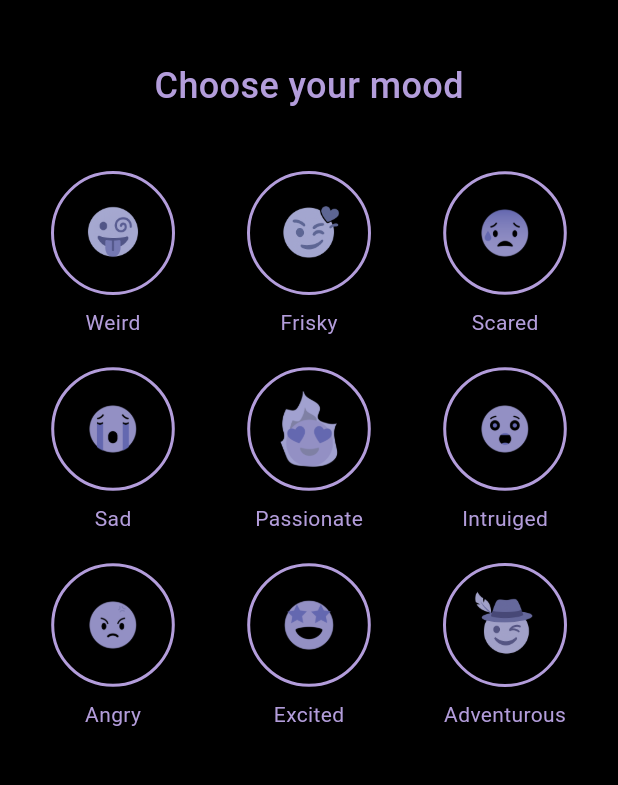
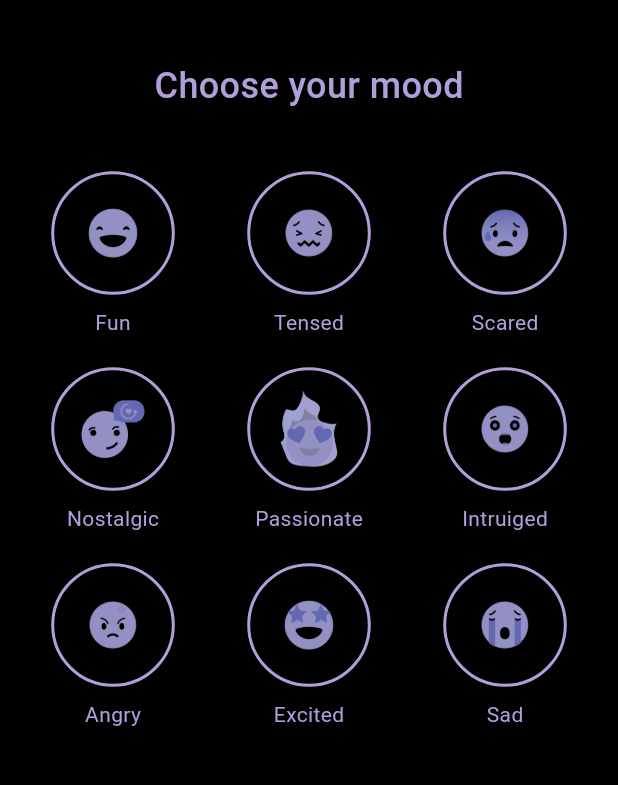
Before and after one commit to braresm/MySeries, a Flutter app: the MoodSelectionScreen screen opened directly, on a phone screen of 412 x 824 dp, the part 120-905 px from its top. Run offline on Flutter 3.47's test engine with Material 3 defaults, Android fonts, the light colour scheme and no system bars; our stand-ins replace equatable, flutter_bloc.

Commit message:
add correct moods

```diff
--- a/lib/screens/mood_selection_screen.dart
+++ b/lib/screens/mood_selection_screen.dart
@@ -10,15 +10,15 @@ class MoodSelectionScreen extends StatelessWidget {
   @override
   Widget build(BuildContext context) {
     final moods = [
-      {'name': 'Weird', 'image': 'assets/Weird.png'},
-      {'name': 'Frisky', 'image': 'assets/Frisky.png'},
+      {'name': 'Fun', 'image': 'assets/Fun.png'},
+      {'name': 'Tensed', 'image': 'assets/Tensed.png'},
       {'name': 'Scared', 'image': 'assets/Scared.png'},
-      {'name': 'Sad', 'image': 'assets/Sad.png'},
+      {'name': 'Nostalgic', 'image': 'assets/Nostalgic.png'},
       {'name': 'Passionate', 'image': 'assets/Passionate.png'},
       {'name': 'Intruiged', 'image': 'assets/Intruiged.png'},
       {'name': 'Angry', 'image': 'assets/Angry.png'},
       {'name': 'Excited', 'image': 'assets/Excited.png'},
-      {'name': 'Adventurous', 'image': 'assets/Adventurous.png'},
+      {'name': 'Sad', 'image': 'assets/Sad.png'},
     ];
 
     return Scaffold(
--- a/lib/services/category_service.dart
+++ b/lib/services/category_service.dart
@@ -3,26 +3,22 @@ class CategoryService {
     switch (mood.toLowerCase()) {
       case 'fun':
         return [18, 35, 80, 10749];
+      case 'tensed':
+        return [18, 878, 28];
       case 'scared':
         return [27, 53];
+      case 'nostalgic':
+        return [9648, 10749];
       case 'passionate':
         return [9648, 10749];
       case 'intruiged':
         return [27, 878, 9648, 10749];
+      case 'angry':
+        return [28, 53, 18];
       case 'excited':
         return [28, 80, 9648, 16];
-      case 'angry':
-        return [28, 53, 18];
-      case 'nostalgic':
-        return [9648, 10749];
       case 'sad':
         return [99, 10749, 18];
-      case 'adventurous':
-        return [28, 12, 878];
-      case 'weird':
-        return [878, 14, 27];
-      case 'frisky':
-        return [35, 10749, 18];
       default:
         return [18, 35]; // Default categories
     }
--- a/pubspec.yaml
+++ b/pubspec.yaml
@@ -73,7 +73,9 @@ flutter:
     - assets/Intruiged.png
     - assets/Angry.png
     - assets/Excited.png
-    - assets/Adventurous.png
+    - assets/Nostalgic.png
+    - assets/Tensed.png
+    - assets/Fun.png
 
   # To add assets to your application, add an assets section, like this:
   # assets:
```
